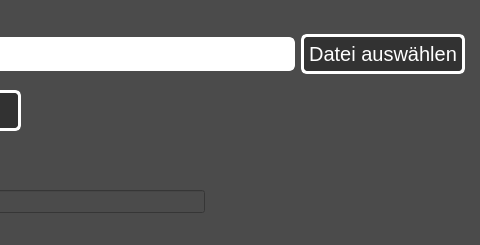
Before: the Qt Designer form Gui/MainWindow.ui in ManuelDeV-exe/Nullpunktverschiebung_Heidenhain, drawn with Qt 5; both pictures show x 566 to 1046 and y 0 to 245 of the 1046 by 245 pixel window.
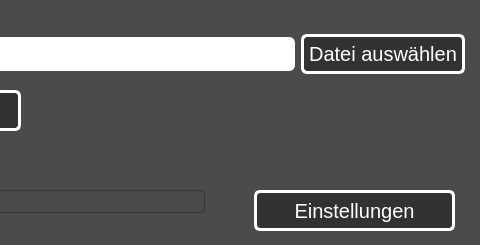
After: the same form once the commit is applied. Icons and pictures are not drawn.

What changed in the file:
```diff
--- a/Gui/MainWindow.ui
+++ b/Gui/MainWindow.ui
@@ -242,6 +242,34 @@
      <set>Qt::AlignCenter</set>
     </property>
    </widget>
+   <widget class="QPushButton" name="btn_Einstellungen">
+    <property name="geometry">
+     <rect>
+      <x>820</x>
+      <y>190</y>
+      <width>201</width>
+      <height>41</height>
+     </rect>
+    </property>
+    <property name="font">
+     <font>
+      <family>Tahoma</family>
+      <pointsize>15</pointsize>
+     </font>
+    </property>
+    <property name="cursor">
+     <cursorShape>PointingHandCursor</cursorShape>
+    </property>
+    <property name="styleSheet">
+     <string notr="true">background-color: rgb(50, 50, 50);
+color: rgb(255, 255, 255);
+border-radius: 6px;
+border: 3px solid #FFF</string>
+    </property>
+    <property name="text">
+     <string>Einstellungen</string>
+    </property>
+   </widget>
   </widget>
  </widget>
  <resources>
```
Left out of the diff: 7 changed lines with no effect on the pictures.
